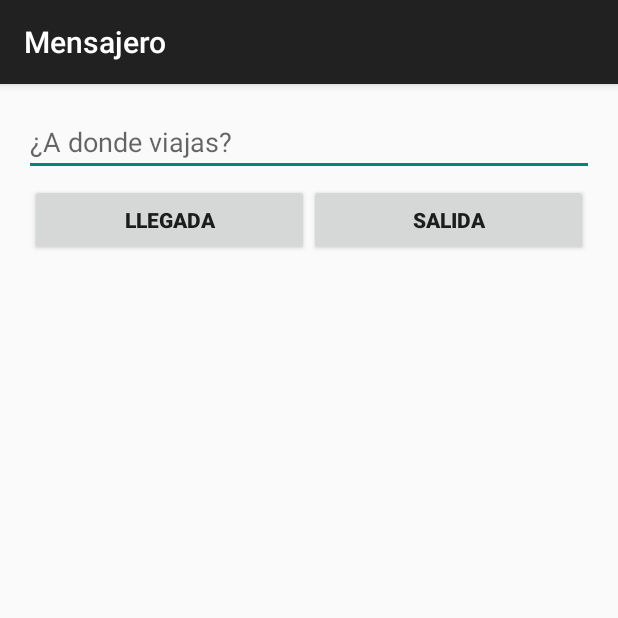
After one commit to moncholo/tallerdp1, an Android app: the RegistrarViajeActivity screen opened directly, with no data from a screen before it, on a phone screen of 412 x 824 dp, the top half of it. The commit adds this screen. Run offline under Robolectric (Android 15) with nearby library versions, the phone set to English and light mode, and no system bars.

Commit message:
Subo un par de cosas del registro de viajes

```diff
--- /dev/null
+++ b/app/src/main/java/ar/uba/fi/taller2/mensajerocliente/Activities/RegistrarViajeActivity.java
@@ -0,0 +1,38 @@
+package ar.uba.fi.taller2.mensajerocliente.Activities;
+
+import android.os.Bundle;
+import android.support.v7.app.ActionBarActivity;
+import android.view.View;
+import android.widget.ArrayAdapter;
+import android.widget.AutoCompleteTextView;
+
+import ar.uba.fi.taller2.mensajerocliente.R;
+import ar.uba.fi.taller2.mensajerocliente.manejadores.PickerDialog;
+
+public class RegistrarViajeActivity extends ActionBarActivity {
+
+
+    private AutoCompleteTextView autoCompleteTextView;
+    private ArrayAdapter<String> adapter;
+
+    @Override
+    protected void onCreate(Bundle savedInstanceState) {
+        super.onCreate(savedInstanceState);
+        setContentView(R.layout.activity_registrar_viaje);
+
+        String[] cities = getResources().getStringArray(R.array.countries);
+        this.adapter = new ArrayAdapter<String>(this, R.layout.support_simple_spinner_dropdown_item, cities);
+        this.autoCompleteTextView = (AutoCompleteTextView) findViewById(R.id.autoComplete);
+        autoCompleteTextView.setAdapter(this.adapter);
+
+        autoCompleteTextView.setThreshold(1);
+
+    }
+
+    public void setDate(View view){
+
+        PickerDialog pickerDialog = new PickerDialog();
+        pickerDialog.show(getFragmentManager(), "date_picker");
+
+    }
+}
--- /dev/null
+++ b/app/src/main/res/layout/activity_registrar_viaje.xml
@@ -0,0 +1,46 @@
+<?xml version="1.0" encoding="utf-8"?>
+<RelativeLayout xmlns:android="http://schemas.android.com/apk/res/android"
+    xmlns:tools="http://schemas.android.com/tools" android:layout_width="match_parent"
+    android:layout_height="match_parent"
+    android:paddingLeft="@dimen/activity_horizontal_margin"
+    android:paddingRight="@dimen/activity_horizontal_margin"
+    android:paddingTop="@dimen/activity_vertical_margin"
+    android:paddingBottom="@dimen/activity_vertical_margin"
+    tools:context="ar.uba.fi.taller2.mensajerocliente.Activities.RegistrarViajeActivity">
+
+    <AutoCompleteTextView
+        android:id="@+id/autoComplete"
+        android:hint="¿A donde viajas?"
+        android:layout_width="fill_parent"
+        android:layout_height="wrap_content"
+        android:layout_centerHorizontal="true" />
+
+    <LinearLayout
+
+        android:orientation="horizontal"
+        android:paddingLeft="4.0dip"
+        android:paddingTop="5.0dip"
+        android:paddingRight="4.0dip"
+        android:paddingBottom="1.0dip"
+        android:layout_width="fill_parent" android:layout_height="wrap_content"
+        android:layout_below="@+id/autoComplete">
+
+        <Button
+            android:layout_width="0.0dip" android:layout_height="fill_parent"
+            android:text="Llegada"
+            android:id="@+id/button_llegada"
+            android:onClick="setDate"
+            android:layout_weight="1.0"
+            android:textStyle="bold" />
+
+        <Button
+            android:layout_width="0.0dip" android:layout_height="fill_parent"
+            android:text="Salida"
+            android:id="@+id/button_salida"
+            android:onClick="setDate"
+            android:layout_weight="1.0"
+            android:textStyle="bold"/>
+
+    </LinearLayout>
+
+</RelativeLayout>
--- a/app/src/main/res/values/strings.xml
+++ b/app/src/main/res/values/strings.xml
@@ -47,4 +47,13 @@
     <string name="buscar_conversacion">Buscar conversación</string>
     <string name="nuevos_mensajes">Nuevos mensajes</string>
     <string name="mensaje_broadcast">Difusión</string>
+    <string-array name="countries">
+        <item >Nueva York, Estados Unidos</item>
+        <item >Miami, Estados Unidos</item>
+        <item >Paris, Francia</item>
+        <item >Madrid, España</item>
+        <item >Barcelona, España</item>
+        <item >Ibiza, España</item>
+        <item >Londres, Inglaterra</item>
+    </string-array>
 </resources>
```
Also changed, not shown: app/src/main/AndroidManifest.xml (+12 -5 lines), app/src/main/java/ar/uba/fi/taller2/mensajerocliente/manejadores/DateSetting.java (added, +38 -0 lines), app/src/main/java/ar/uba/fi/taller2/mensajerocliente/manejadores/PickerDialog.java (added, +33 -0 lines), 1 other file.
